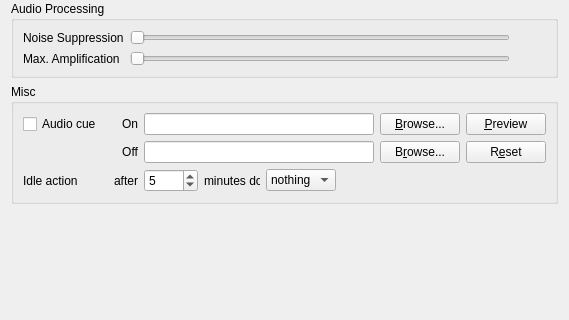
First picture: the form in src/mumble/AudioInput.ui, repository mumble-voip/mumble, before the edit; both pictures show x 0 to 569 and y 410 to 730 of the 569 by 730 pixel window.
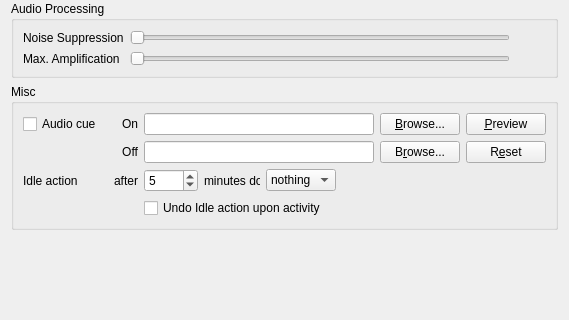
Second picture: the form after the edit. Custom widgets are drawn as their Qt base class.

Commit message:
Added a "Undo Idle action upon activity" setting.
When enabled, the idle action will be reversed as soon as the user returns from idle.

Diff of the .ui file:
```diff
--- a/src/mumble/AudioInput.ui
+++ b/src/mumble/AudioInput.ui
@@ -786,6 +786,16 @@
         </property>
        </widget>
       </item>
+      <item row="4" column="4">
+       <widget class="QCheckBox" name="qcbUndoIdleAction">
+        <property name="toolTip">
+         <string>The idle action will be reversed upon any key or mouse button input</string>
+        </property>
+        <property name="text">
+         <string>Undo Idle action upon activity</string>
+        </property>
+       </widget>
+      </item>
       <item row="3" column="4">
        <layout class="QHBoxLayout" name="horizontalLayout">
         <item>
```
The commit also changes 6 other files.
